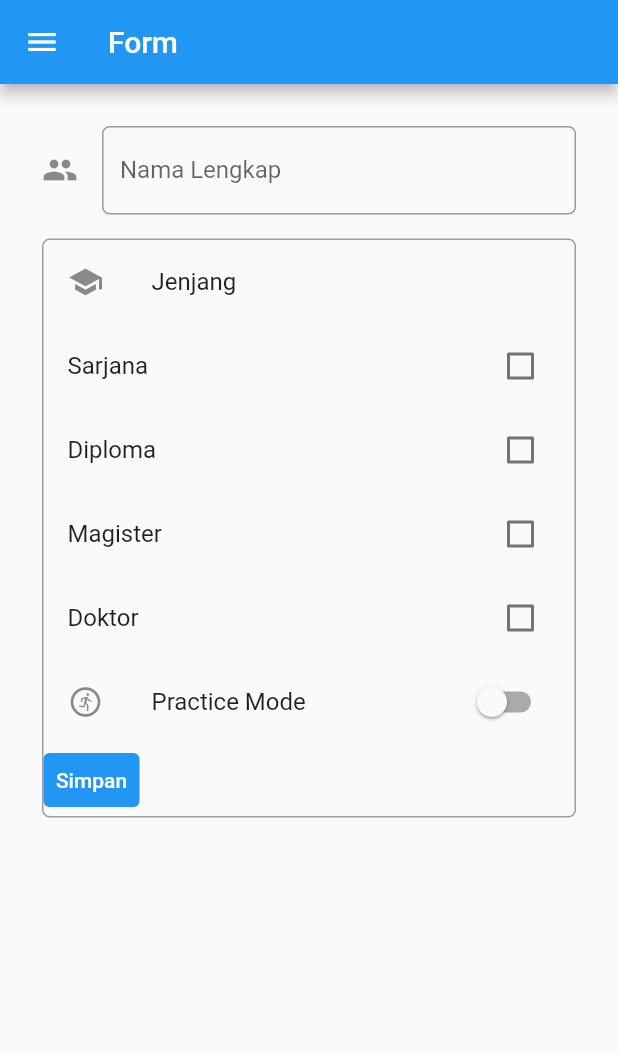
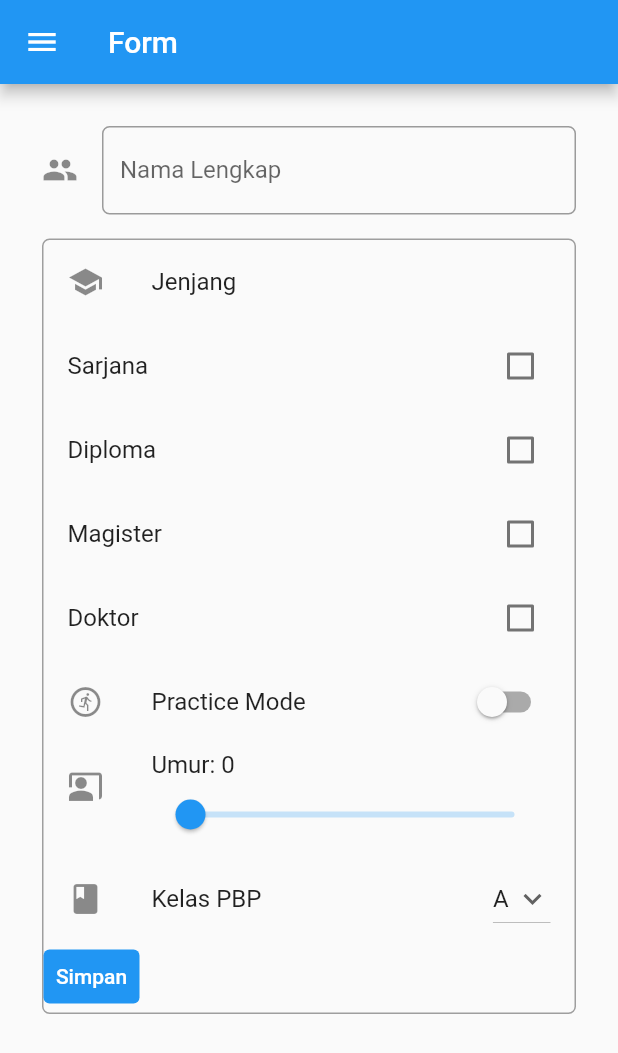
Before and after one commit to triasaf/pbp-flutter-tutorial, a Flutter app: the MyFormPage screen opened directly, on a phone screen of 412 x 824 dp. Shown: the top 1053 px of the screen. Run offline on Flutter 3.47's test engine with Material 2 defaults, Android fonts, the phone set to English and light mode, and no system bars.

Commit message:
Lab7: ubah posisi slider umur dan dropdown kelas

```diff
--- a/lib/form.dart
+++ b/lib/form.dart
@@ -33,44 +33,24 @@ class _MyFormPageState extends State<MyFormPage> {
             children: [
               // Menambahkan clickable menu
               ListTile(
-                leading: const Icon(Icons.co_present),
-                title: Row(
-                  children: [
-                    Text('Umur: ${umur.round()}'),
-                  ],
-                ),
-                subtitle: Slider(
-                  value: umur,
-                  max: 100,
-                  divisions: 100,
-                  label: umur.round().toString(),
-                  onChanged: (double value) {
-                    setState(() {
-                      umur = value;
-                    });
-                  },
-                ),
+                title: const Text('Counter'),
+                onTap: () {
+                  // Route menu ke halaman utama
+                  Navigator.pushReplacement(
+                    context,
+                    MaterialPageRoute(builder: (context) => const MyHomePage()),
+                  );
+                },
               ),
               ListTile(
-                leading: const Icon(Icons.class_),
-                title: const Text(
-                  'Kelas PBP',
-                ),
-                trailing: DropdownButton(
-                  value: kelasPBP,
-                  icon: const Icon(Icons.keyboard_arrow_down),
-                  items: listKelasPBP.map((String items) {
-                    return DropdownMenuItem(
-                      value: items,
-                      child: Text(items),
-                    );
-                  }).toList(),
-                  onChanged: (String? newValue) {
-                    setState(() {
-                      kelasPBP = newValue!;
-                    });
-                  },
-                ),
+                title: const Text('Form'),
+                onTap: () {
+                  // Route menu ke halaman form
+                  Navigator.pushReplacement(
+                    context,
+                    MaterialPageRoute(builder: (context) => const MyFormPage()),
+                  );
+                },
               ),
             ],
           ),
@@ -192,6 +172,46 @@ class _MyFormPageState extends State<MyFormPage> {
                           },
                           secondary: const Icon(Icons.run_circle_outlined),
                         ),
+                        ListTile(
+                          leading: const Icon(Icons.co_present),
+                          title: Row(
+                            children: [
+                              Text('Umur: ${umur.round()}'),
+                            ],
+                          ),
+                          subtitle: Slider(
+                            value: umur,
+                            max: 100,
+                            divisions: 100,
+                            label: umur.round().toString(),
+                            onChanged: (double value) {
+                              setState(() {
+                                umur = value;
+                              });
+                            },
+                          ),
+                        ),
+                        ListTile(
+                          leading: const Icon(Icons.class_),
+                          title: const Text(
+                            'Kelas PBP',
+                          ),
+                          trailing: DropdownButton(
+                            value: kelasPBP,
+                            icon: const Icon(Icons.keyboard_arrow_down),
+                            items: listKelasPBP.map((String items) {
+                              return DropdownMenuItem(
+                                value: items,
+                                child: Text(items),
+                              );
+                            }).toList(),
+                            onChanged: (String? newValue) {
+                              setState(() {
+                                kelasPBP = newValue!;
+                              });
+                            },
+                          ),
+                        ),
                         TextButton(
                           child: const Text(
                             "Simpan",
```
